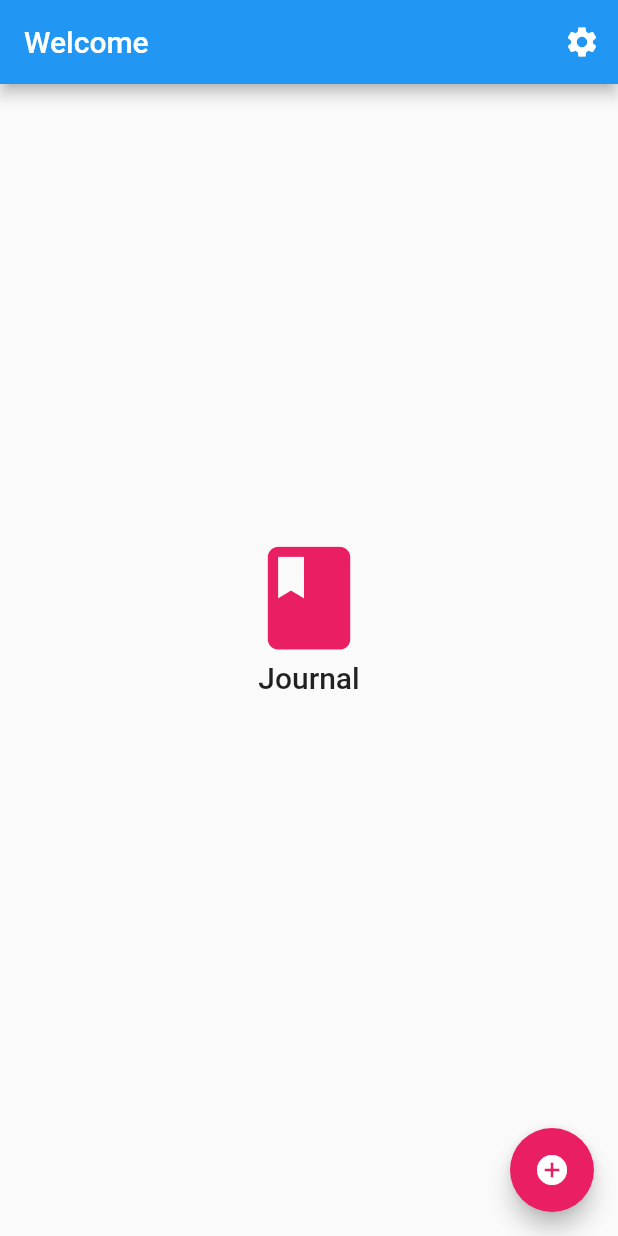
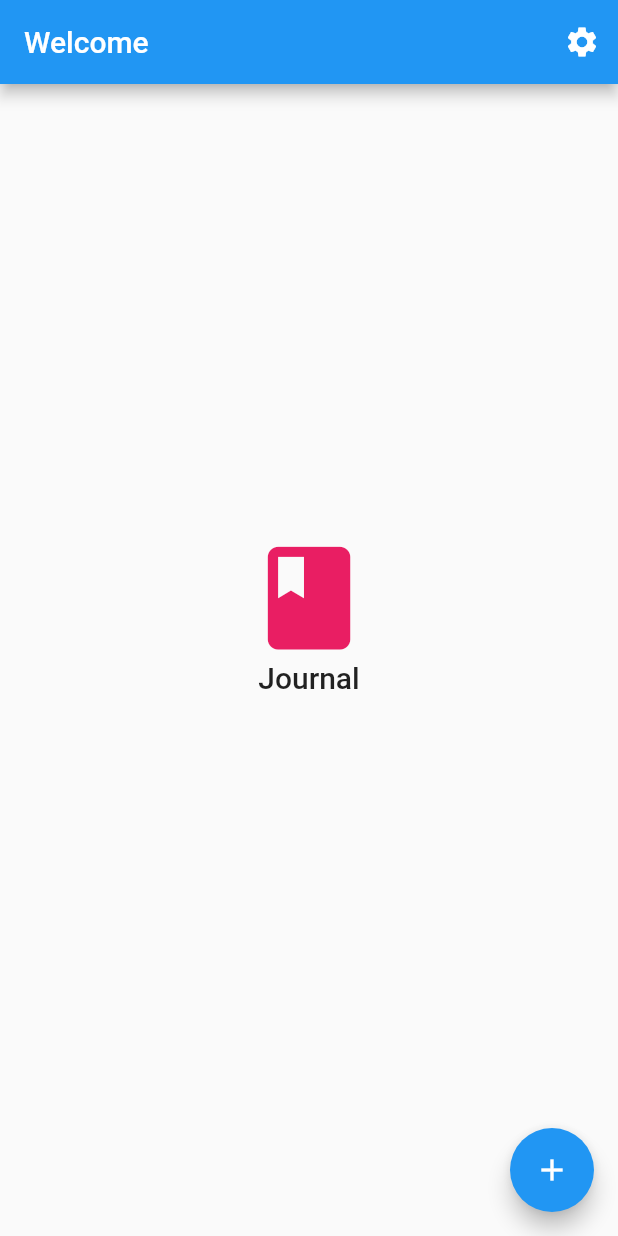
Before and after one commit to AprilCastaneda/journal, a Flutter app: the screen it shows after launch, on a phone screen of 412 x 824 dp. Run offline on Flutter 3.47's test engine with Material 2 defaults, Android fonts, the phone set to English and light mode, and no system bars; our stand-ins replace flutter_switch, shared_preferences, sqflite; accounts and stored records are empty.

Commit message:
Added back button to new entry form

```diff
--- a/lib/screens/journal_entry_list.dart
+++ b/lib/screens/journal_entry_list.dart
@@ -61,7 +61,8 @@ class _JournalEntryListState extends State<JournalEntryList> {
         itemBuilder: (context, index) {
           return ListTile(
             title: Text(journal.getEntry(index).title),
-            subtitle: Text(journal.getEntry(index).dateTime.toString()),
+            subtitle: Text(DateFormat('EEEE, MMMM d, yyyy')
+                .format(journal.getEntry(index).dateTime)),
           );
         });
   }
@@ -69,8 +70,7 @@ class _JournalEntryListState extends State<JournalEntryList> {
   FloatingActionButton addEntryFab(BuildContext context) {
     return FloatingActionButton(
       onPressed: () => displayJournalEntryForm(context),
-      child: Icon(Icons.add_circle_outlined),
-      backgroundColor: Colors.pink,
+      child: Icon(Icons.add),
     );
   }
 
--- a/lib/widgets/journal_scaffold.dart
+++ b/lib/widgets/journal_scaffold.dart
@@ -11,9 +11,16 @@ class JournalScaffold extends StatefulWidget {
   final void Function() setTheme;
   final SharedPreferences prefs;
   final Widget fab;
+  final Widget lgd;
 
   JournalScaffold(
-      {Key key, this.title, this.child, this.setTheme, this.prefs, this.fab})
+      {Key key,
+      this.title,
+      this.child,
+      this.setTheme,
+      this.prefs,
+      this.fab,
+      this.lgd})
       : super(key: key);
 
   @override
@@ -45,6 +52,7 @@ class _JournalScaffoldState extends State<JournalScaffold> {
         endDrawer:
             JournalDrawer(setTheme: widget.setTheme, prefs: widget.prefs),
         appBar: AppBar(
+          leading: widget.lgd,
           title: Text(widget.title),
           actions: [
             Builder(
```
Also changed, not shown: lib/screens/new_entry.dart (+12 -0 lines).
